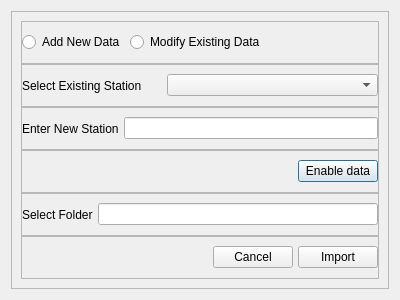
Qt form AutoCADDB/importfolder.ui (DB-Netz-AutomatedPlanning/AutoPlan-QT) before a commit.
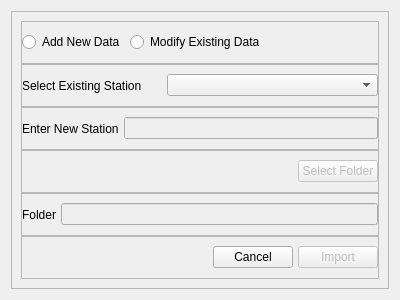
The same form after that commit.

Diff of the .ui file:
```diff
--- a/AutoCADDB/importfolder.ui
+++ b/AutoCADDB/importfolder.ui
@@ -167,7 +167,11 @@
           </widget>
          </item>
          <item>
-          <widget class="QLineEdit" name="lineEdit"/>
+          <widget class="QLineEdit" name="lineEdit">
+           <property name="enabled">
+            <bool>false</bool>
+           </property>
+          </widget>
          </item>
         </layout>
        </widget>
@@ -211,8 +215,11 @@
          </item>
          <item>
           <widget class="QPushButton" name="btnEnable">
+           <property name="enabled">
+            <bool>false</bool>
+           </property>
            <property name="text">
-            <string>Enable data</string>
+            <string>Select Folder</string>
            </property>
           </widget>
          </item>
@@ -246,12 +253,16 @@
          <item>
           <widget class="QLabel" name="label_3">
            <property name="text">
-            <string>Select Folder</string>
+            <string>Folder</string>
            </property>
           </widget>
          </item>
          <item>
-          <widget class="QLineEdit" name="leFolder"/>
+          <widget class="QLineEdit" name="leFolder">
+           <property name="enabled">
+            <bool>false</bool>
+           </property>
+          </widget>
          </item>
         </layout>
        </widget>
@@ -302,6 +313,9 @@
          </item>
          <item>
           <widget class="QPushButton" name="btnImport">
+           <property name="enabled">
+            <bool>false</bool>
+           </property>
            <property name="text">
             <string>Import</string>
            </property>
```
